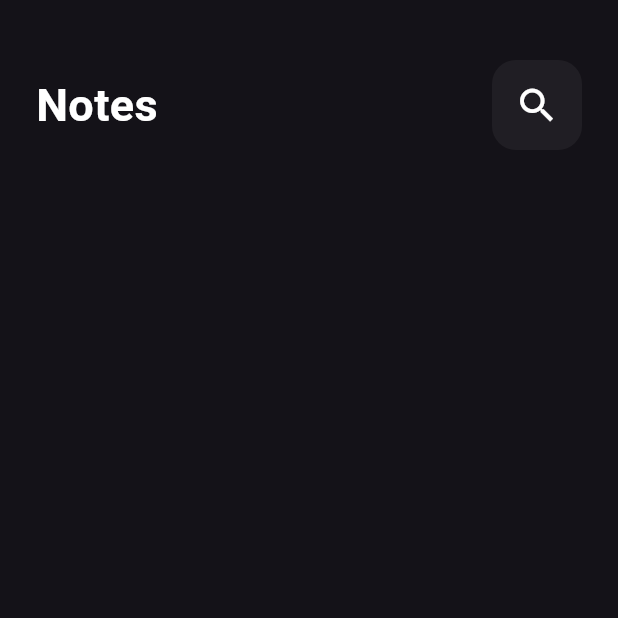
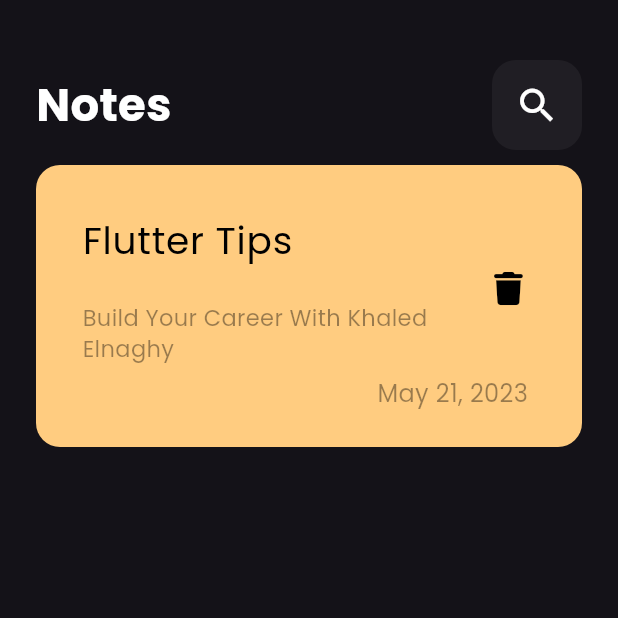
Before and after one commit to khaledelnaghy/notes_app, a Flutter app: the screen it shows after launch, on a phone screen of 412 x 824 dp, the top half of it. Run offline on Flutter 3.47's test engine with Material 3 defaults, Android fonts, the phone set to English and light mode, and no system bars; our stand-ins replace font_awesome_flutter.

Commit message:
create custom note item

```diff
--- a/lib/main.dart
+++ b/lib/main.dart
@@ -1,4 +1,3 @@
-
 import 'package:flutter/material.dart';
 import 'package:notes_app/views/notes_views.dart';
 
@@ -13,7 +12,7 @@ class NotesApp extends StatelessWidget {
   Widget build(BuildContext context) {
     return MaterialApp(
       debugShowCheckedModeBanner: false,
-      theme: ThemeData.dark(),
+      theme: ThemeData(brightness: Brightness.dark, fontFamily: "Poppins"),
       home: const NotesViews(),
     );
   }
--- /dev/null
+++ b/lib/views/widgets/custom_note_item_.dart
@@ -0,0 +1,56 @@
+import 'package:flutter/material.dart';
+import 'package:font_awesome_flutter/font_awesome_flutter.dart';
+
+class CustomNoteItem extends StatelessWidget {
+  const CustomNoteItem({super.key});
+
+  @override
+  Widget build(BuildContext context) {
+    return Container(
+      padding: EdgeInsets.only(top: 24, bottom: 24, left: 15 , right: 1),
+      decoration: BoxDecoration(
+        color: Color(0xffFFCC80),
+        borderRadius: BorderRadius.circular(16),
+      ),
+      child: Column(
+        crossAxisAlignment: CrossAxisAlignment.end,
+        children: [
+          ListTile(
+            title: Text(
+              "Flutter Tips",
+              style: TextStyle(
+                color: Colors.black,
+                fontFamily: "Poppins",
+                fontSize: 25,
+              ),
+            ),
+            subtitle: Padding(
+              padding: const EdgeInsets.only(top: 22 ),
+              child: Text(
+                "Build Your Career With Khaled Elnaghy",
+                style: TextStyle(
+                    color: Colors.black.withOpacity(0.4), fontSize: 15),
+              ),
+            ),
+            trailing: IconButton(
+              onPressed: () {},
+              icon: Icon(
+                FontAwesomeIcons.trash,
+                color: Colors.black,
+                size: 22,
+              ),
+            ),
+          ),
+          Padding(
+            padding: const EdgeInsets.only(right: 35),
+            child: Text(
+              "May 21, 2023",
+              style:
+                  TextStyle(color: Colors.black.withOpacity(0.4), fontSize: 16),
+            ),
+          ),
+        ],
+      ),
+    );
+  }
+}
--- a/lib/views/widgets/notes_view_body.dart
+++ b/lib/views/widgets/notes_view_body.dart
@@ -1,5 +1,6 @@
 import 'package:flutter/material.dart';
 import 'package:notes_app/views/widgets/custom_app_bar_body.dart';
+import 'package:notes_app/views/widgets/custom_note_item_.dart';
 
 class NotesViewBody extends StatelessWidget {
   const NotesViewBody({super.key});
@@ -9,10 +10,15 @@ class NotesViewBody extends StatelessWidget {
     return Padding(
       padding: const EdgeInsets.symmetric(horizontal: 24),
       child: Column(
-
         children: [
-          SizedBox(height: 40,),
+          SizedBox(
+            height: 40,
+          ),
           CustomAppBarBody(),
+          SizedBox(
+            height: 10,
+          ),
+          CustomNoteItem(),
         ],
       ),
     );
```
Also changed, not shown: lib/views/widgets/custom_search_icon.dart (+5 -7 lines), pubspec.yaml (+6 -12 lines), assets/fonts/Poppins-Regular.ttf (added), pubspec.lock.
